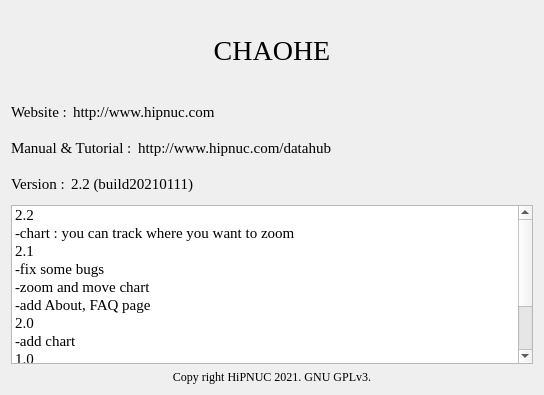
dongFangTuring/CHCenter, file CHCenter/aboutform.ui: the form before one commit.
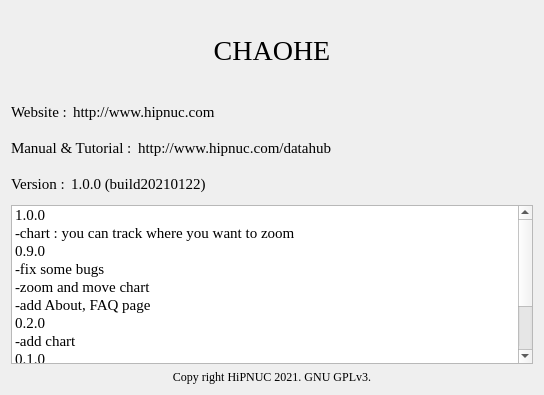
The form after the commit.

```diff
--- a/CHCenter/aboutform.ui
+++ b/CHCenter/aboutform.ui
@@ -141,7 +141,7 @@
         </size>
        </property>
        <property name="text">
-        <string>2.2 (build20210111) </string>
+        <string>1.0.0 (build20210122) </string>
        </property>
       </widget>
      </item>
@@ -166,7 +166,7 @@
      </property>
      <item>
       <property name="text">
-       <string>2.2</string>
+       <string>1.0.0</string>
       </property>
      </item>
      <item>
@@ -176,7 +176,7 @@
      </item>
      <item>
       <property name="text">
-       <string>2.1</string>
+       <string>0.9.0</string>
       </property>
      </item>
      <item>
@@ -196,7 +196,7 @@
      </item>
      <item>
       <property name="text">
-       <string>2.0</string>
+       <string>0.2.0</string>
       </property>
      </item>
      <item>
@@ -206,7 +206,7 @@
      </item>
      <item>
       <property name="text">
-       <string>1.0</string>
+       <string>0.1.0</string>
       </property>
      </item>
      <item>
```
